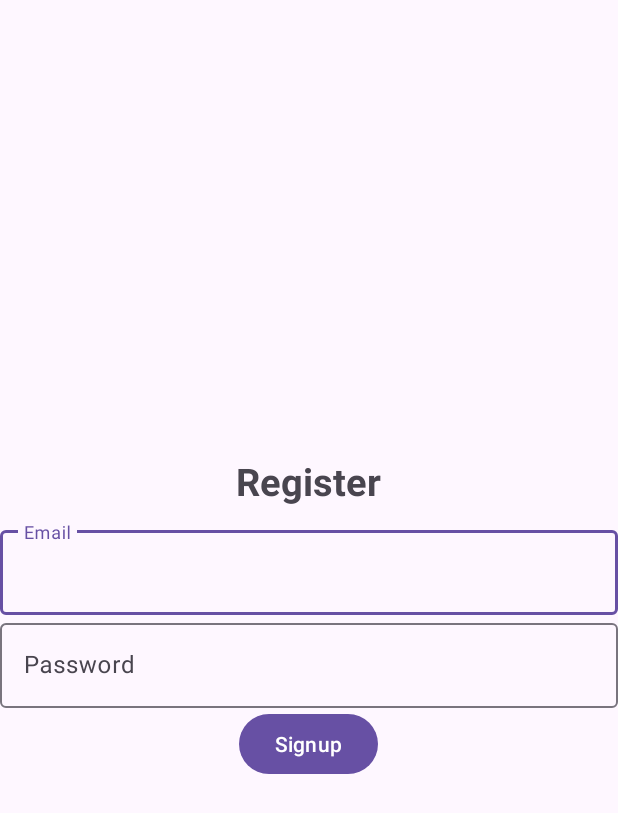
After one commit to Rakesh-Kumar-Talam/AAD_Project, an Android app: the Signup screen opened directly, with no data from a screen before it, on a phone screen of 412 x 824 dp. The commit adds this screen. Shown: the top 813 px of the screen. Run offline under Robolectric (Android 15) with nearby library versions, the phone set to English and light mode, and no system bars.

Commit message:
Login/Signup Page UI

```diff
--- a/app/build.gradle.kts
+++ b/app/build.gradle.kts
@@ -1,6 +1,7 @@
 plugins {
     alias(libs.plugins.android.application)
     alias(libs.plugins.jetbrains.kotlin.android)
+    alias(libs.plugins.google.gms.google.services)
 }
 
 android {
@@ -43,6 +44,7 @@ dependencies {
     implementation(libs.androidx.activity)
     implementation(libs.androidx.constraintlayout)
     implementation(libs.androidx.legacy.support.v4)
+    implementation(libs.firebase.auth)
     testImplementation(libs.junit)
     androidTestImplementation(libs.androidx.junit)
     androidTestImplementation(libs.androidx.espresso.core)
--- /dev/null
+++ b/app/src/main/java/com/example/aad_project/Signup.java
@@ -0,0 +1,24 @@
+package com.example.aad_project;
+
+import android.os.Bundle;
+
+import androidx.activity.EdgeToEdge;
+import androidx.appcompat.app.AppCompatActivity;
+import androidx.core.graphics.Insets;
+import androidx.core.view.ViewCompat;
+import androidx.core.view.WindowInsetsCompat;
+
+public class Signup extends AppCompatActivity {
+
+    @Override
+    protected void onCreate(Bundle savedInstanceState) {
+        super.onCreate(savedInstanceState);
+        EdgeToEdge.enable(this);
+        setContentView(R.layout.activity_signup);
+        ViewCompat.setOnApplyWindowInsetsListener(findViewById(R.id.main), (v, insets) -> {
+            Insets systemBars = insets.getInsets(WindowInsetsCompat.Type.systemBars());
+            v.setPadding(systemBars.left, systemBars.top, systemBars.right, systemBars.bottom);
+            return insets;
+        });
+    }
+}
--- /dev/null
+++ b/app/src/main/res/layout/activity_signup.xml
@@ -0,0 +1,50 @@
+<?xml version="1.0" encoding="utf-8"?>
+<LinearLayout xmlns:android="http://schemas.android.com/apk/res/android"
+    xmlns:app="http://schemas.android.com/apk/res-auto"
+    xmlns:tools="http://schemas.android.com/tools"
+    android:id="@+id/main"
+    android:layout_width="match_parent"
+    android:layout_height="match_parent"
+    android:orientation="vertical"
+    android:gravity="center"
+    android:padding="20sp"
+    tools:context=".Signup">
+
+    <TextView
+        android:text="@string/register"
+        android:textSize="25sp"
+        android:textStyle="bold"
+        android:gravity="center"
+        android:layout_marginBottom="10dp"
+        android:layout_width="wrap_content"
+        android:layout_height="wrap_content"
+        />
+    <com.google.android.material.textfield.TextInputLayout
+        android:layout_width="match_parent"
+        android:layout_height="wrap_content">
+
+        <com.google.android.material.textfield.TextInputEditText
+            android:id="@+id/email"
+            android:hint="@string/email"
+            android:layout_width="match_parent"
+            android:layout_height="wrap_content"/>
+    </com.google.android.material.textfield.TextInputLayout>
+
+    <com.google.android.material.textfield.TextInputLayout
+        android:layout_width="match_parent"
+        android:layout_height="wrap_content">
+
+        <com.google.android.material.textfield.TextInputEditText
+            android:id="@+id/password"
+            android:hint="@string/password"
+            android:layout_width="match_parent"
+            android:layout_height="wrap_content"/>
+    </com.google.android.material.textfield.TextInputLayout>
+
+    <Button
+        android:id="@+id/signup_buttom"
+        android:text="@string/signup"
+        android:layout_width="wrap_content"
+        android:layout_height="wrap_content"/>
+
+</LinearLayout>
--- a/app/src/main/res/values/strings.xml
+++ b/app/src/main/res/values/strings.xml
@@ -1,3 +1,8 @@
 <resources>
     <string name="app_name">Test App</string>
+    <string name="login">Login</string>
+    <string name="email">Email</string>
+    <string name="password">Password</string>
+    <string name="signup">Signup</string>
+    <string name="register">Register</string>
 </resources>
--- a/build.gradle.kts
+++ b/build.gradle.kts
@@ -2,5 +2,6 @@
 plugins {
     alias(libs.plugins.android.application) apply false
     alias(libs.plugins.jetbrains.kotlin.android) apply false
+    alias(libs.plugins.google.gms.google.services) apply false
 
 }
--- a/gradle/libs.versions.toml
+++ b/gradle/libs.versions.toml
@@ -10,6 +10,8 @@ material = "1.12.0"
 activity = "1.9.0"
 constraintlayout = "2.1.4"
 legacySupportV4 = "1.0.0"
+googleGmsGoogleServices = "4.4.2"
+firebaseAuth = "23.0.0"
 
 [libraries]
 androidx-core-ktx = { group = "androidx.core", name = "core-ktx", version.ref = "coreKtx" }
@@ -21,7 +23,9 @@ material = { group = "com.google.android.material", name = "material", version.r
 androidx-activity = { group = "androidx.activity", name = "activity", version.ref = "activity" }
 androidx-constraintlayout = { group = "androidx.constraintlayout", name = "constraintlayout", version.ref = "constraintlayout" }
 androidx-legacy-support-v4 = { group = "androidx.legacy", name = "legacy-support-v4", version.ref = "legacySupportV4" }
+firebase-auth = { group = "com.google.firebase", name = "firebase-auth", version.ref = "firebaseAuth" }
 
 [plugins]
 android-application = { id = "com.android.application", version.ref = "agp" }
 jetbrains-kotlin-android = { id = "org.jetbrains.kotlin.android", version.ref = "kotlin" }
+google-gms-google-services = { id = "com.google.gms.google-services", version.ref = "googleGmsGoogleServices" }
```
Also changed, not shown: app/src/main/AndroidManifest.xml (+13 -5 lines), app/src/main/java/com/example/aad_project/Login.java (added, +24 -0 lines), app/src/main/res/layout/activity_login.xml (added, +50 -0 lines).
